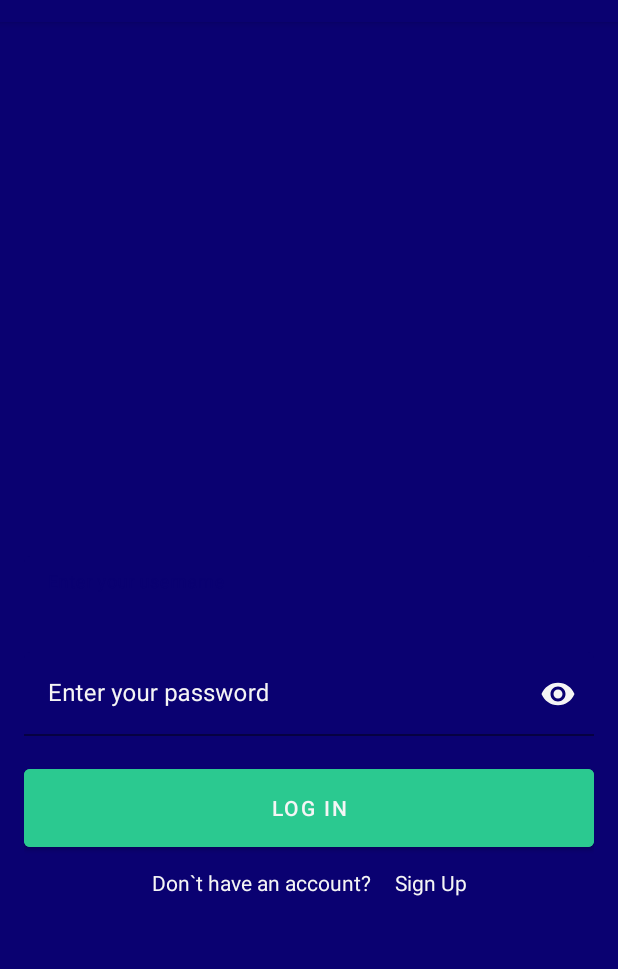
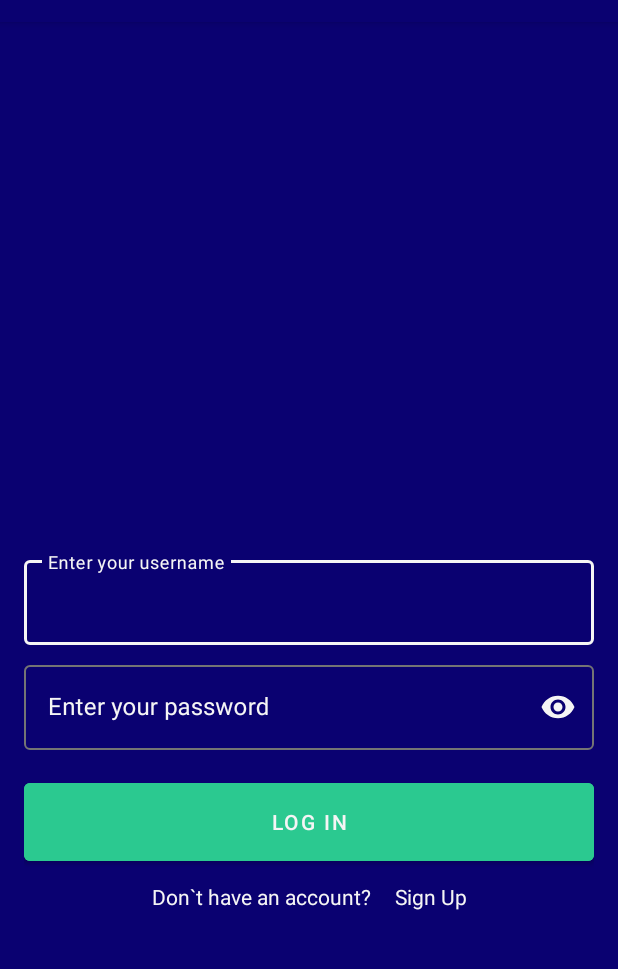
Before and after one commit to amirreza-lotfi/QuizApplication, an Android app: the screen it shows after launch (MainActivity), on a phone screen of 412 x 824 dp, the part 62-1031 px from its top. Run offline under Robolectric (Android 15) with nearby library versions, the phone set to English and light mode, and no system bars; our stand-ins replace RxJava.

Commit message:
fix textField stroke problems

```diff
--- a/app/src/main/java/com/amirreza/quizapplication/feature_quiz/presentation/fragment_quiz/QuizFragment.kt
+++ b/app/src/main/java/com/amirreza/quizapplication/feature_quiz/presentation/fragment_quiz/QuizFragment.kt
@@ -47,7 +47,6 @@ class QuizFragment : QuizBaseFragment() {
 
         quizViewModel.actionButtonText.observe(viewLifecycleOwner){
             binding.actionButton.text = it
-            clearRadioButton()
             setActionButtonDisable()
         }
 
@@ -64,6 +63,7 @@ class QuizFragment : QuizBaseFragment() {
         }
 
         binding.actionButton.setOnClickListener {
+            clearRadioButton()
             quizViewModel.onActionButtonClicked()
         }
     }
@@ -77,6 +77,6 @@ class QuizFragment : QuizBaseFragment() {
     }
 
     private fun clearRadioButton() {
-        binding.radioGroup.clearCheck();
+        binding.radioGroup.clearCheck()
     }
 }
--- /dev/null
+++ b/app/src/main/res/color/background_auth_edittext.xml
@@ -0,0 +1,5 @@
+<?xml version="1.0" encoding="utf-8"?>
+<selector xmlns:android="http://schemas.android.com/apk/res/android">
+    <item android:state_focused="true" android:color="@color/White"/>
+    <item android:color="@color/Gray"/>
+</selector>
--- a/app/src/main/res/layout/fragment_login.xml
+++ b/app/src/main/res/layout/fragment_login.xml
@@ -25,8 +25,8 @@
         android:layout_width="match_parent"
         android:layout_height="wrap_content"
         android:hint="@string/enter_your_username"
-        android:textColorHint="?colorOnPrimary"
-        app:boxBackgroundColor="?colorPrimary"
+        app:boxStrokeColor="@color/background_auth_edittext"
+        style="@style/Theme.QuizApplication.AuthActivity.EditText"
         app:layout_constraintBottom_toBottomOf="parent"
         app:layout_constraintTop_toTopOf="parent"
         tools:layout_editor_absoluteX="16dp">
@@ -43,15 +43,14 @@
 
     <com.google.android.material.textfield.TextInputLayout
         android:id="@+id/password"
-        app:boxStrokeColor="?colorOnPrimary"
-        app:boxBackgroundColor="?colorPrimary"
         android:layout_marginTop="8dp"
         android:layout_width="match_parent"
         android:layout_height="wrap_content"
-        android:textColorHint="?colorOnPrimary"
         android:hint="Enter your password"
         app:endIconMode="password_toggle"
         app:endIconTint="?colorOnPrimary"
+        app:boxStrokeColor="@color/background_auth_edittext"
+        style="@style/Theme.QuizApplication.AuthActivity.EditText"
         app:layout_constraintEnd_toEndOf="parent"
         app:layout_constraintTop_toBottomOf="@+id/username">
 
--- a/app/src/main/res/layout/fragment_quiz.xml
+++ b/app/src/main/res/layout/fragment_quiz.xml
@@ -24,6 +24,7 @@
         android:layout_width="match_parent"
         android:layout_height="wrap_content"
         android:orientation="vertical"
+        android:layoutAnimation="@null"
         android:paddingHorizontal="32dp"
         app:layout_constraintBottom_toBottomOf="parent"
         app:layout_constraintEnd_toEndOf="parent"
--- a/app/src/main/res/values/colors.xml
+++ b/app/src/main/res/values/colors.xml
@@ -5,4 +5,5 @@
     <color name="Green">#FFAED383</color>
     <color name="black">#171616</color>
     <color name="White">#FFf5f5f5</color>
+    <color name="Gray">#747474</color>
 </resources>
--- /dev/null
+++ b/app/src/main/res/values/styles.xml
@@ -0,0 +1,14 @@
+<?xml version="1.0" encoding="utf-8"?>
+<resources>
+    <style name="Theme.QuizApplication.AuthActivity.EditText" parent="Widget.MaterialComponents.TextInputLayout.OutlinedBox">
+<!--        <item name="android:background">@drawable/background_auth_edittext</item>-->
+<!--        <item name="android:textColor">?colorOnPrimary</item>-->
+<!--        <item name="android:textColorHint">?colorOnPrimary</item>-->
+<!--        <item name="android:textSize">16sp</item>-->
+<!--        <item name="android:minHeight">48dp</item>-->
+<!--        <item name="android:paddingEnd">16dp</item>-->
+<!--        <item name="android:paddingStart">16dp</item>-->
+            <item name="android:textColorHint">?colorOnPrimary</item>
+            <item name="hintTextColor">?colorOnPrimary</item>
+    </style>
+</resources>
```
Also changed, not shown: app/src/main/res/layout/fragment_sign_up.xml (+4 -4 lines).
